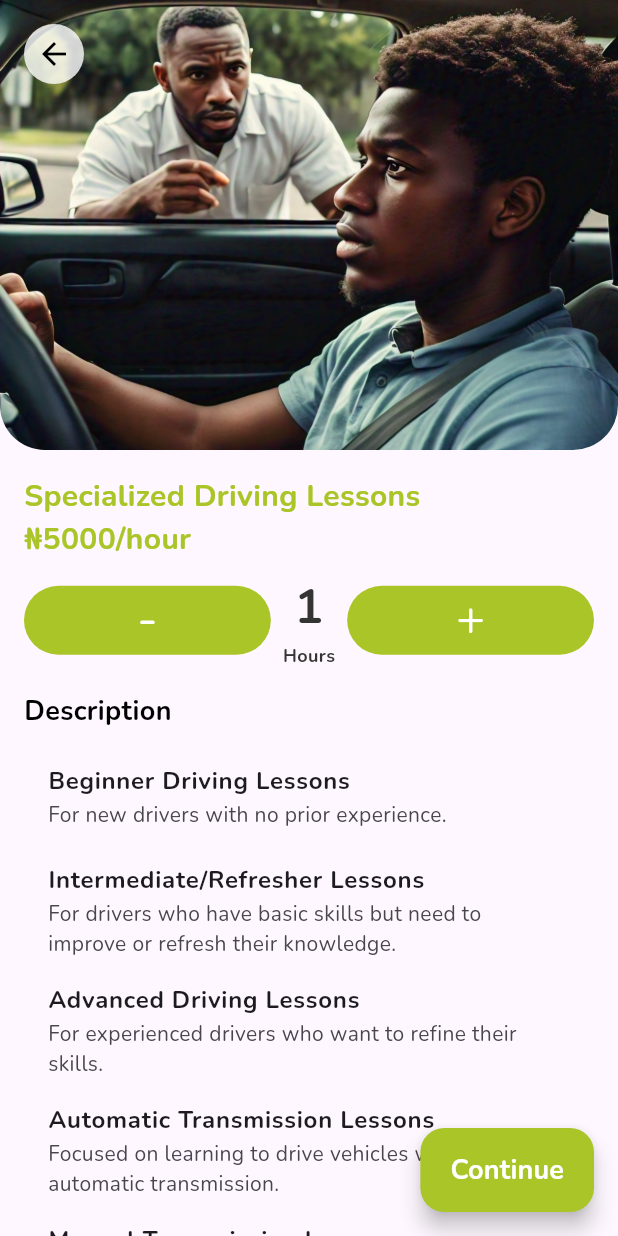
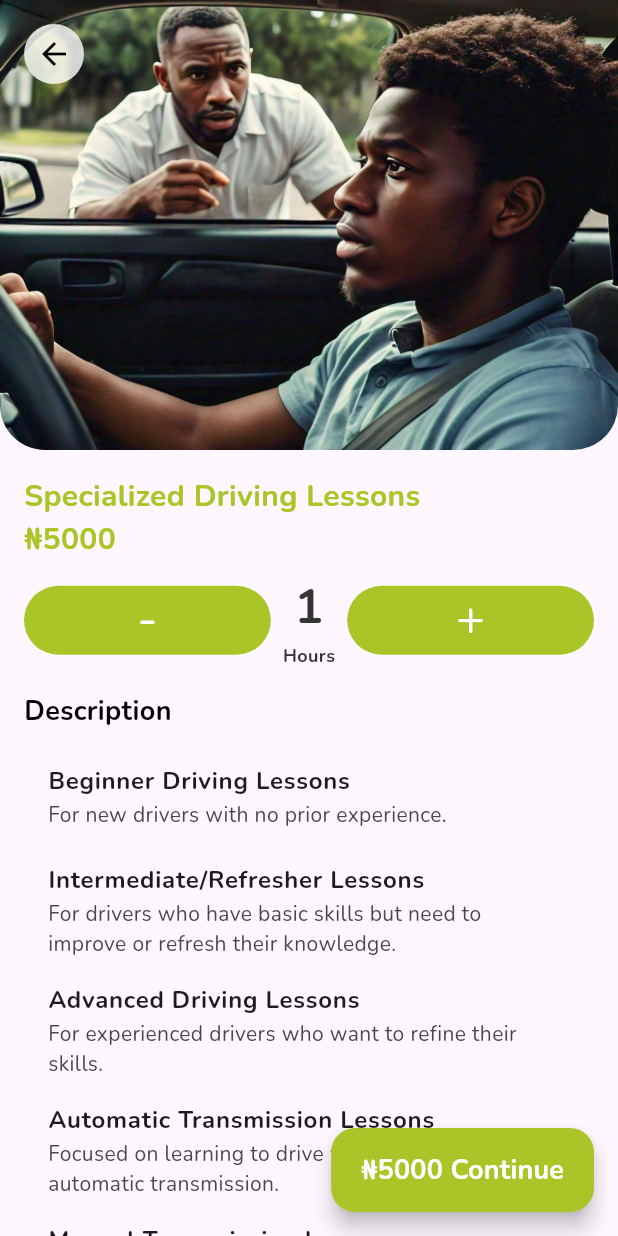
Before and after one commit to Chris-Eminence/drive-well, a Flutter app: the DetailsPage screen opened directly, after a tap on an icon or button, on a phone screen of 412 x 824 dp. Run offline on Flutter 3.47's test engine with Material 3 defaults, Android fonts, the light colour scheme and no system bars; our stand-ins replace carousel_slider, google_fonts, smooth_page_indicator, widget_and_text_animator; accounts and stored records are empty.

Commit message:
keep incase

```diff
--- a/lib/provider/user_provider.dart
+++ b/lib/provider/user_provider.dart
@@ -14,6 +14,15 @@ class UserProvider with ChangeNotifier {
 
   String? _errorMessage;
   String? get errorMessage => _errorMessage;
+
+  int _hoursCounter = 0;
+  int get hoursCounter => _hoursCounter;
+
+  int _initialPrice = 5000;
+  int get initialPrice => _initialPrice;
+
+  int get finalPrice => _hoursCounter * _initialPrice;
+
 
   Future<bool> registerUser({
     required String email,
@@ -59,16 +68,19 @@ class UserProvider with ChangeNotifier {
   Future<bool> loginUser({
     required String email,
     required String password,
-  }) async {
+  }) async
+  {
     _isLoading = true;
     _errorMessage = null;
     notifyListeners();
 
     try {
       final success = await loginUserFunction(email, password);
+      print('User logged in Successfully');
       if (success) {
         // Optionally set the current user if you have user details
-        _currentUser = User(email: email); // Update if more fields are needed
+        _currentUser = User(email: email);
+
         _isLoading = false;
         notifyListeners();
         return true;
@@ -89,6 +101,21 @@ class UserProvider with ChangeNotifier {
     notifyListeners();
   }
 
+  void hoursIncrement(){
+    _hoursCounter ++;
+    notifyListeners();
+  }
+  void hoursDecrement(){
+    if(_hoursCounter > 0) {
+      _hoursCounter--;
+      notifyListeners();
+    }
+  }
+
+  // Allow updating the initial value if needed
+
+
+
 
 
 }
--- a/lib/screens/details_page.dart
+++ b/lib/screens/details_page.dart
@@ -1,7 +1,9 @@
+import 'package:drive_well/provider/user_provider.dart';
 import 'package:drive_well/screens/check_page.dart';
 import 'package:flutter/material.dart';
 import 'package:google_fonts/google_fonts.dart';
 import 'package:drive_well/constants.dart';
+import 'package:provider/provider.dart';
 
 import '../widgets/description.dart'; // Ensure constants are imported
 
@@ -13,21 +15,22 @@ class DetailsPage extends StatefulWidget {
 }
 
 class _DetailsPageState extends State<DetailsPage> {
-  int numberOfHours = 0;
 
   @override
   Widget build(BuildContext context) {
+    final userProvider = Provider.of<UserProvider>(context);
+
     return Scaffold(
-      floatingActionButton: numberOfHours > 0
+      floatingActionButton: userProvider.hoursCounter > 0
     ? FloatingActionButton.extended(
     backgroundColor: kPrimaryColor, // Set your preferred color
       onPressed: () {
         // Handle continue action
         print('Continue button pressed');
-        Navigator.push(context, MaterialPageRoute(builder: (context) => CheckoutPage()));
+        Navigator.push(context, MaterialPageRoute(builder: (context) => const CheckoutPage()));
       },
       label: Text(
-        "Continue",
+        "₦${userProvider.finalPrice} Continue",
         style: GoogleFonts.nunito(
           fontSize: 18,
           fontWeight: FontWeight.bold,
@@ -87,8 +90,8 @@ class _DetailsPageState extends State<DetailsPage> {
                         color: kPrimaryColor,
                       ),
                     ),
-                    Text(
-                      '₦5000/hour',
+                    Text( userProvider.initialPrice > 5000 ?
+                      '₦${userProvider.finalPrice }/hour' : '₦${userProvider.initialPrice }',
                       style: GoogleFonts.nunito(
                         fontSize: 20,
                         fontWeight: FontWeight.bold,
@@ -105,17 +108,11 @@ class _DetailsPageState extends State<DetailsPage> {
                             padding: const EdgeInsets.only(right: 8.0),
                             child: InkWell(
                               onTap: () {
-                                setState(() {
-                                  if (numberOfHours == 0) {
-                                    print("can't decrease number");
-                                    return;
-                                  }
-                                  numberOfHours--;
-                                });
+                                userProvider.hoursDecrement();
                               },
                               child: Container(
                                 decoration: BoxDecoration(
-                                  color: numberOfHours <= 0
+                                  color: userProvider.hoursCounter <= 0
                                       ? Colors.grey
                                       : kPrimaryColor,
                                   borderRadius: BorderRadius.circular(30),
@@ -136,7 +133,7 @@ class _DetailsPageState extends State<DetailsPage> {
                         Column(
                           children: [
                             Text(
-                              numberOfHours.toString(),
+                              userProvider.hoursCounter.toString(),
                               style: GoogleFonts.nunito(
                                   fontSize: 32,
                                   color: kSecondaryColor,
@@ -156,9 +153,7 @@ class _DetailsPageState extends State<DetailsPage> {
                             padding: const EdgeInsets.only(left: 8.0),
                             child: InkWell(
                               onTap: () {
-                                setState(() {
-                                  numberOfHours++;
-                                });
+                                userProvider.hoursIncrement();
                               },
                               child: Container(
                                 decoration: BoxDecoration(
--- a/lib/screens/home_screen/components/bottom_nav.dart
+++ b/lib/screens/home_screen/components/bottom_nav.dart
@@ -3,6 +3,7 @@ import 'package:drive_well/screens/home_screen/home_screen.dart';
 import 'package:flutter/material.dart';
 
 import '../../profile_screen.dart';
+import '../../user_profile.dart';
 
 class BottomNav extends StatefulWidget {
   @override
@@ -17,7 +18,8 @@ class _BottomNavState extends State<BottomNav> {
   final List<Widget> _screens = [
     const Center(child: Homepage()),
     const Center(child: Text('History screen ')),
-    const Center(child: ProfilePage()),
+    // const Center(child: ProfilePage()),
+    const Center(child: UserInfoScreen()),
   ];
 
   // Function to handle tap on BottomNavigationBar items
```
Also changed, not shown: lib/models/payment_model.dart (added, +48 -0 lines), lib/screens/user_profile.dart (added, +48 -0 lines).
